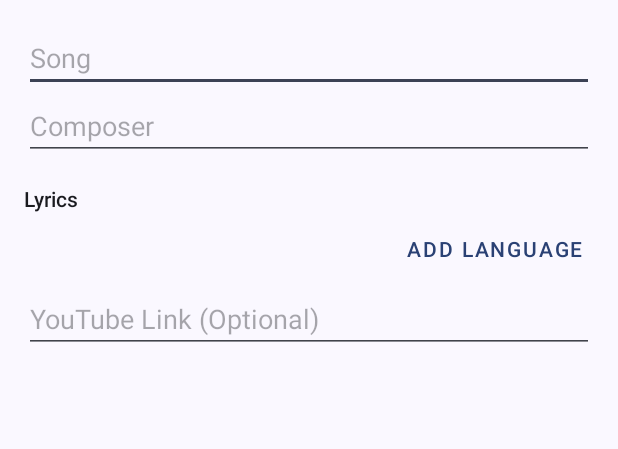
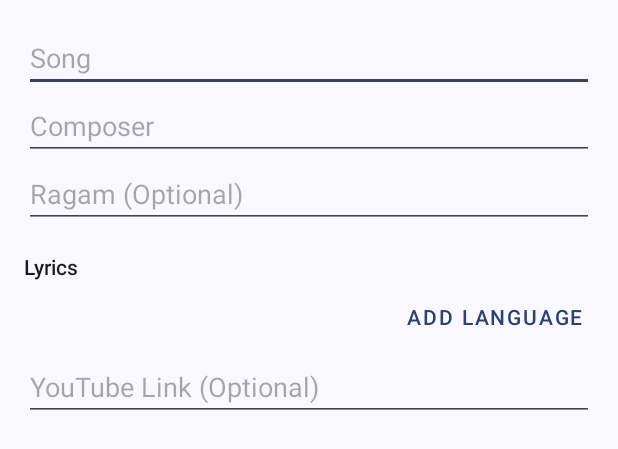
Before and after one commit to RustyAlgorithm44/LyricsApp, an Android app: the layout dialog_add_song.xml on its own in the app's theme, with its tools: preview values and no code run, on a phone screen of 412 x 824 dp. Shown: the top 449 px of the screen. Run offline under Robolectric (Android 15) with nearby library versions, the phone set to English and light mode, and no system bars.

Commit message:
feat: Add Ragam field and update backup/restore

```diff
--- a/app/src/main/java/com/guruguhan/lyricsapp/data/Song.kt
+++ b/app/src/main/java/com/guruguhan/lyricsapp/data/Song.kt
@@ -10,6 +10,7 @@ data class Song(
     val title: String,
     val composer: String,
     val deity: String? = null,
+    val ragam: String? = null,
     val lyrics: Map<String, String>,
     val youtubeLink: String? = null,
     val isFavorite: Boolean = false
--- a/app/src/main/res/layout/dialog_add_song.xml
+++ b/app/src/main/res/layout/dialog_add_song.xml
@@ -40,6 +40,12 @@
         android:layout_width="match_parent"
         android:layout_height="wrap_content"/>
 
+    <EditText
+        android:id="@+id/inputRagam"
+        android:hint="Ragam (Optional)"
+        android:layout_width="match_parent"
+        android:layout_height="wrap_content"/>
+
     <TextView
         android:layout_width="wrap_content"
         android:layout_height="wrap_content"
```
Also changed, not shown: app/src/main/java/com/guruguhan/lyricsapp/backup/BackupManager.kt (+7 -3 lines), app/src/main/java/com/guruguhan/lyricsapp/data/AppDatabase.kt (+11 -3 lines), 1 other file.
